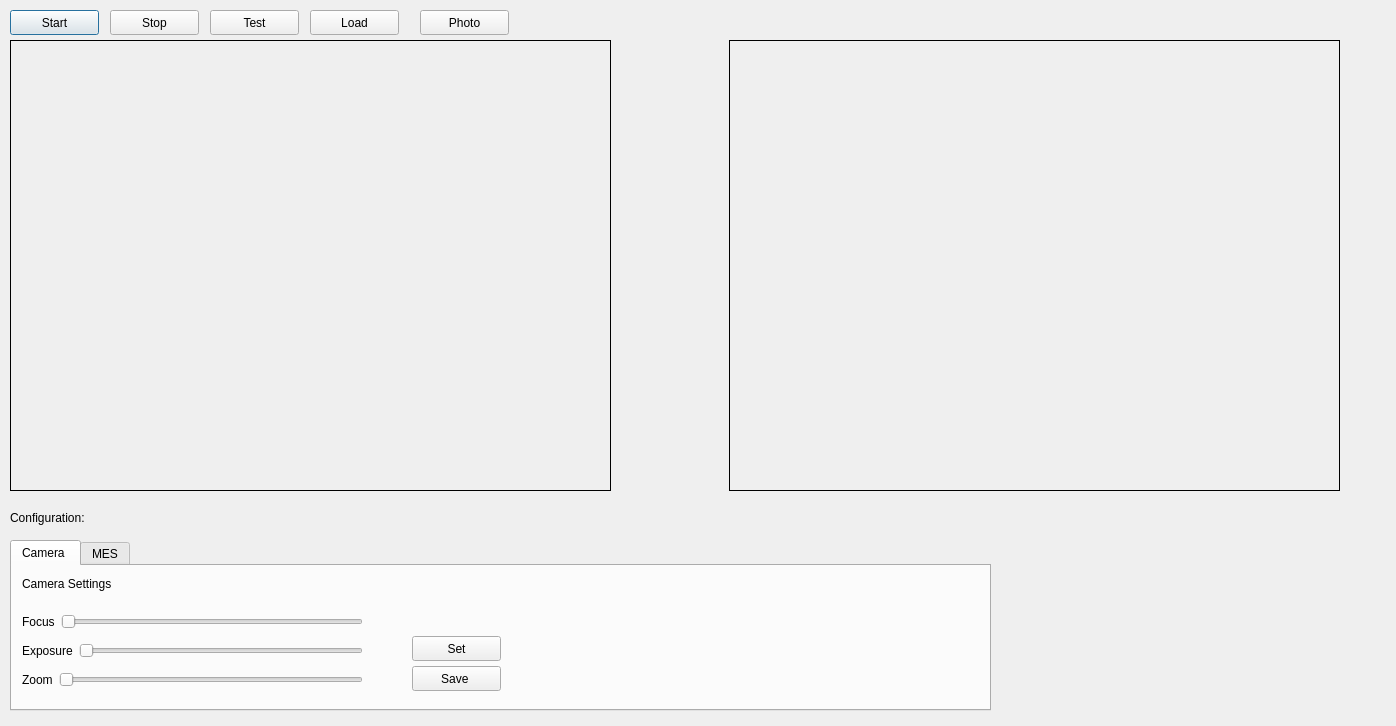
Before: the Qt Designer form OpenCV2.ui in markctm/Vision_Inspection, drawn with Qt 5.
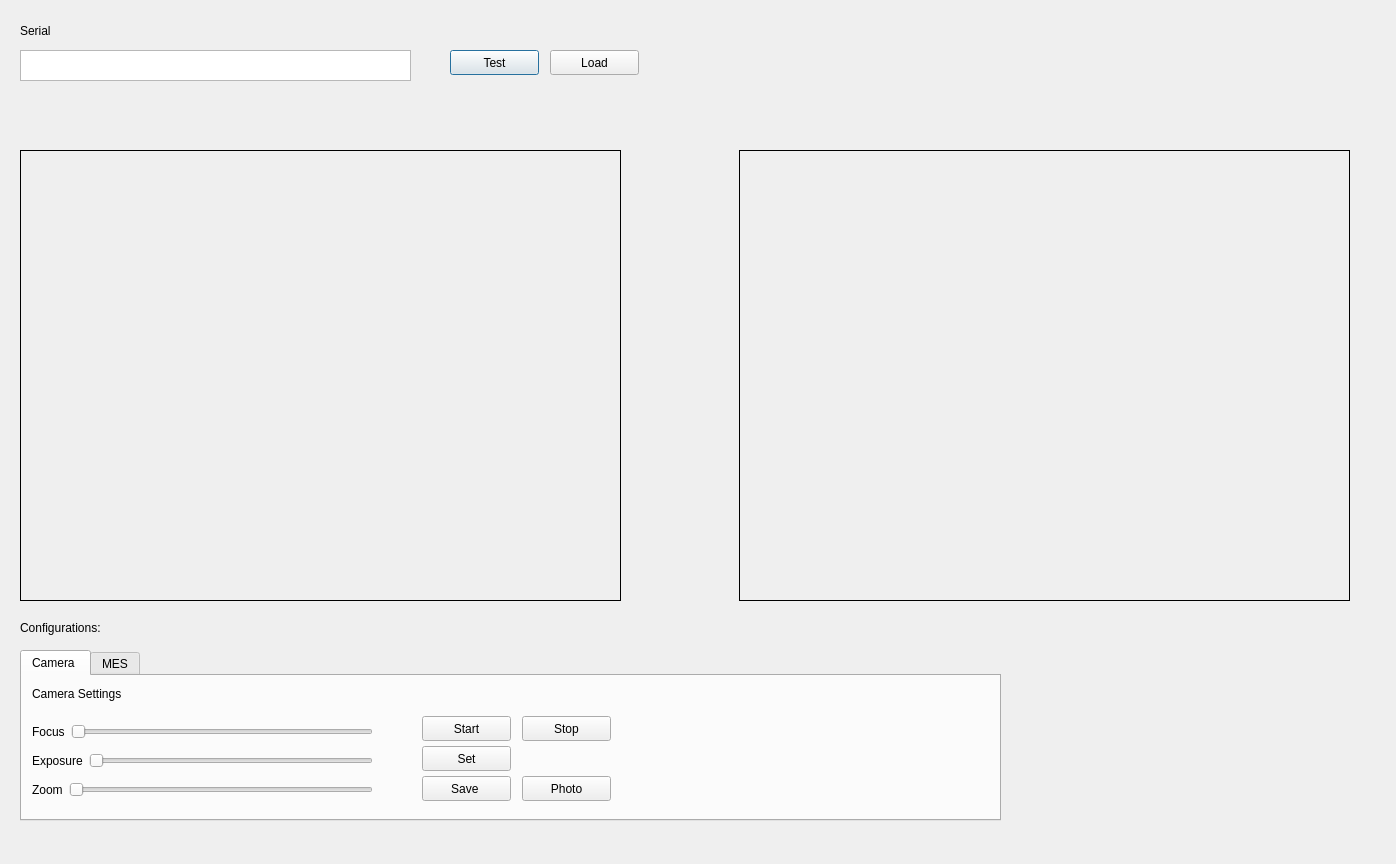
After: the same form once the commit is applied.

What changed in the file:
```diff
--- a/OpenCV2.ui
+++ b/OpenCV2.ui
@@ -7,43 +7,17 @@
     <x>0</x>
     <y>0</y>
     <width>1396</width>
-    <height>726</height>
+    <height>864</height>
    </rect>
   </property>
   <property name="windowTitle">
    <string>Dialog</string>
   </property>
-  <widget class="QPushButton" name="start_button">
-   <property name="geometry">
-    <rect>
-     <x>10</x>
-     <y>10</y>
-     <width>89</width>
-     <height>25</height>
-    </rect>
-   </property>
-   <property name="text">
-    <string>Start</string>
-   </property>
-  </widget>
-  <widget class="QPushButton" name="stop_button">
-   <property name="geometry">
-    <rect>
-     <x>110</x>
-     <y>10</y>
-     <width>89</width>
-     <height>25</height>
-    </rect>
-   </property>
-   <property name="text">
-    <string>Stop</string>
-   </property>
-  </widget>
   <widget class="QLabel" name="image_label1">
    <property name="geometry">
     <rect>
-     <x>10</x>
-     <y>40</y>
+     <x>20</x>
+     <y>150</y>
      <width>601</width>
      <height>451</height>
     </rect>
@@ -58,8 +32,8 @@
   <widget class="QLabel" name="image_label2">
    <property name="geometry">
     <rect>
-     <x>729</x>
-     <y>40</y>
+     <x>739</x>
+     <y>150</y>
      <width>611</width>
      <height>451</height>
     </rect>
@@ -74,8 +48,8 @@
   <widget class="QPushButton" name="test_button">
    <property name="geometry">
     <rect>
-     <x>210</x>
-     <y>10</y>
+     <x>450</x>
+     <y>50</y>
      <width>89</width>
      <height>25</height>
     </rect>
@@ -87,8 +61,8 @@
   <widget class="QPushButton" name="load_button">
    <property name="geometry">
     <rect>
-     <x>310</x>
-     <y>10</y>
+     <x>550</x>
+     <y>50</y>
      <width>89</width>
      <height>25</height>
     </rect>
@@ -97,24 +71,11 @@
     <string>Load</string>
    </property>
   </widget>
-  <widget class="QPushButton" name="take_pic">
-   <property name="geometry">
-    <rect>
-     <x>420</x>
-     <y>10</y>
-     <width>89</width>
-     <height>25</height>
-    </rect>
-   </property>
-   <property name="text">
-    <string>Photo</string>
-   </property>
-  </widget>
   <widget class="QTabWidget" name="tabWidget">
    <property name="geometry">
     <rect>
-     <x>10</x>
-     <y>540</y>
+     <x>20</x>
+     <y>650</y>
      <width>981</width>
      <height>171</height>
     </rect>
@@ -240,6 +201,45 @@
       <string>Save </string>
      </property>
     </widget>
+    <widget class="QPushButton" name="start_button">
+     <property name="geometry">
+      <rect>
+       <x>400</x>
+       <y>40</y>
+       <width>89</width>
+       <height>25</height>
+      </rect>
+     </property>
+     <property name="text">
+      <string>Start</string>
+     </property>
+    </widget>
+    <widget class="QPushButton" name="take_pic">
+     <property name="geometry">
+      <rect>
+       <x>500</x>
+       <y>100</y>
+       <width>89</width>
+       <height>25</height>
+      </rect>
+     </property>
+     <property name="text">
+      <string>Photo</string>
+     </property>
+    </widget>
+    <widget class="QPushButton" name="stop_button">
+     <property name="geometry">
+      <rect>
+       <x>500</x>
+       <y>40</y>
+       <width>89</width>
+       <height>25</height>
+      </rect>
+     </property>
+     <property name="text">
+      <string>Stop</string>
+     </property>
+    </widget>
    </widget>
    <widget class="QWidget" name="MES_tab">
     <attribute name="title">
@@ -263,19 +263,39 @@
   <widget class="QLabel" name="label_6">
    <property name="geometry">
     <rect>
-     <x>10</x>
-     <y>510</y>
+     <x>20</x>
+     <y>620</y>
      <width>151</width>
      <height>16</height>
     </rect>
    </property>
    <property name="text">
-    <string>Configuration:</string>
+    <string>Configurations:</string>
    </property>
   </widget>
-  <zorder>take_pic</zorder>
-  <zorder>start_button</zorder>
-  <zorder>stop_button</zorder>
+  <widget class="QLabel" name="label_7">
+   <property name="geometry">
+    <rect>
+     <x>20</x>
+     <y>20</y>
+     <width>301</width>
+     <height>21</height>
+    </rect>
+   </property>
+   <property name="text">
+    <string>Serial</string>
+   </property>
+  </widget>
+  <widget class="QTextBrowser" name="textBrowser">
+   <property name="geometry">
+    <rect>
+     <x>20</x>
+     <y>50</y>
+     <width>391</width>
+     <height>31</height>
+    </rect>
+   </property>
+  </widget>
   <zorder>test_button</zorder>
   <zorder>load_button</zorder>
   <zorder>image_label2</zorder>
```
Left out of the diff: 2 changed lines with no effect on the pictures.
